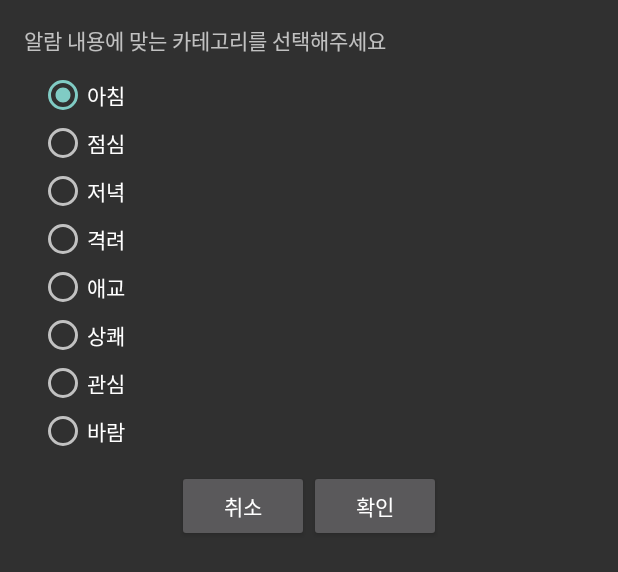
After one commit to drinkssu/YourVoiceAlarm, an Android app: the layout activity_alarm_setting.xml on its own in the app's theme, with its tools: preview values and no code run, on a phone screen of 412 x 824 dp. The commit adds this screen. Shown: the top 572 px of the screen. Run offline under Robolectric (Android 15) with nearby library versions, the phone set to English and light mode, and no system bars.

Commit message:
<진규&성민 merge>

```diff
--- a/app/src/main/java/com/drinkssu/yourvoicealarm/AlarmListDialog.java
+++ b/app/src/main/java/com/drinkssu/yourvoicealarm/AlarmListDialog.java
@@ -138,10 +138,11 @@ public class AlarmListDialog extends DialogFragment{
                 public void onClick(DialogInterface dialog, int id) {
                         state = 1;
                     File file = new File(Environment.getExternalStorageDirectory().getAbsolutePath() + "/Android/data/com.drinkssu.yourvoicealarm/YourVoiceAlarm/.alarm_user",fileName+".mp4");
+                    File file2 = new File(Environment.getExternalStorageDirectory().getAbsolutePath() + "/Android/data/com.drinkssu.yourvoicealarm/YourVoiceAlarm/.alarm_txt",fileName+".txt");
                    if( file.delete())
                    {
-
-                        Toast.makeText(getActivity(),"삭제성공",Toast.LENGTH_SHORT).show();
+                        file2.delete();
+                       Toast.makeText(getActivity(),"삭제완료",Toast.LENGTH_SHORT).show();
                        dismiss();
 
                    }
--- a/app/src/main/java/com/drinkssu/yourvoicealarm/CustomUIActivity.java
+++ b/app/src/main/java/com/drinkssu/yourvoicealarm/CustomUIActivity.java
@@ -11,6 +11,7 @@ import android.speech.SpeechRecognizer;
 import android.view.View;
 import android.widget.ImageView;
 import android.widget.ProgressBar;
+import android.widget.Toast;
 
 /**
  * Created by JinGyu on 2014-11-22.
@@ -90,7 +91,6 @@ public class CustomUIActivity extends Activity {
         //���� �ν� ��� ����
         @Override public void onResults(Bundle results) {
             mHandler.removeMessages(END);			//�ڵ鷯�� ���� �޽��� ����
-
             Intent i = new Intent();			//��� ��ȯ�� intent
             i.putExtras(results);				//��� ���
             setResult(RESULT_OK, i);		//��� ����
--- /dev/null
+++ b/app/src/main/res/layout/activity_alarm_setting.xml
@@ -0,0 +1,90 @@
+<LinearLayout xmlns:android="http://schemas.android.com/apk/res/android"
+    xmlns:tools="http://schemas.android.com/tools" android:layout_width="match_parent"
+    android:layout_height="match_parent" android:paddingLeft="@dimen/activity_horizontal_margin"
+    android:paddingRight="@dimen/activity_horizontal_margin"
+    android:paddingTop="@dimen/activity_vertical_margin"
+    android:paddingBottom="@dimen/activity_vertical_margin"
+    tools:context="com.drinkssu.yourvoicealarm.AlarmSetting"
+    android:orientation="vertical">
+    <TextView
+        android:layout_width="wrap_content"
+        android:layout_height="wrap_content"
+        android:text="알람 내용에 맞는 카테고리를 선택해주세요"/>
+
+    <RadioGroup
+        android:layout_width="wrap_content"
+        android:layout_height="wrap_content"
+        android:id="@+id/rgCategory"
+        android:layout_margin="10dp">
+
+        <RadioButton
+            android:layout_width="wrap_content"
+            android:layout_height="wrap_content"
+            android:text="아침"
+            android:checked="true"
+            android:id="@+id/r0"/>
+
+        <RadioButton
+            android:layout_width="wrap_content"
+            android:layout_height="wrap_content"
+            android:text="점심"
+            android:id="@+id/r1"/>
+
+        <RadioButton
+            android:layout_width="wrap_content"
+            android:layout_height="wrap_content"
+            android:text="저녁"
+            android:id="@+id/r2"/>
+
+        <RadioButton
+            android:layout_width="wrap_content"
+            android:layout_height="wrap_content"
+            android:text="격려"
+            android:id="@+id/r3"/>
+
+        <RadioButton
+            android:layout_width="wrap_content"
+            android:layout_height="wrap_content"
+            android:text="애교"
+            android:id="@+id/r4"/>
+
+        <RadioButton
+            android:layout_width="wrap_content"
+            android:layout_height="wrap_content"
+            android:text="상쾌"
+            android:id="@+id/r5"/>
+
+        <RadioButton
+            android:layout_width="wrap_content"
+            android:layout_height="wrap_content"
+            android:text="관심"
+            android:id="@+id/r6"/>
+
+        <RadioButton
+            android:layout_width="wrap_content"
+            android:layout_height="wrap_content"
+            android:text="바람"
+            android:id="@+id/r7"/>
+
+
+        </RadioGroup>
+
+    <LinearLayout
+        android:layout_gravity="center"
+        android:layout_width="wrap_content"
+        android:layout_height="wrap_content">
+
+        <Button
+            android:layout_width="wrap_content"
+            android:layout_height="wrap_content"
+            android:text="취소"
+            android:id="@+id/bCancel"/>
+        <Button
+            android:layout_width="wrap_content"
+            android:layout_height="wrap_content"
+            android:text="확인"
+            android:id="@+id/bOk"/>
+        </LinearLayout>
+
+
+</LinearLayout>
--- a/app/src/main/res/layout/activity_record_voice.xml
+++ b/app/src/main/res/layout/activity_record_voice.xml
@@ -12,7 +12,7 @@
         android:layout_height="wrap_content"
         android:layout_gravity="center"
         android:textColor="#FFFFFF"
-        android:text="알람 녹음"
+        android:text="알람 만들기"
         android:textSize="30dp"/>
     <ImageView
         android:layout_marginTop="20dp"
@@ -45,12 +45,12 @@
             android:layout_width="wrap_content"
             android:layout_height="wrap_content"
             android:id="@+id/bAlarmList"
-            android:text="리스트"
+            android:text="알람목록"
             />
         <Button
             android:layout_width="wrap_content"
             android:layout_height="wrap_content"
-            android:text="녹음"
+            android:text="알람만들기"
             android:id="@+id/bRecordVoice"
             />
         </GridLayout>
--- a/app/src/main/res/values/strings.xml
+++ b/app/src/main/res/values/strings.xml
@@ -8,5 +8,6 @@
     <string name="title_activity_create_alarm_activity">create_alarm_activity</string>
     <string name="title_activity_record_voice">RecordVoice</string>
     <string name="title_activity_input_alarm_name_dialog">InputAlarmNameDialog</string>
+    <string name="title_activity_alarm_setting">AlarmSetting</string>
 
 </resources>
```
Also changed, not shown: app/src/main/AndroidManifest.xml (+13 -4 lines), app/src/main/java/com/drinkssu/yourvoicealarm/AlarmSetting.java (added, +129 -0 lines), app/src/main/java/com/drinkssu/yourvoicealarm/DBAdapter.java (added, +118 -0 lines), app/src/main/java/com/drinkssu/yourvoicealarm/InputAlarmNameDialog.java (+57 -4 lines), app/src/main/java/com/drinkssu/yourvoicealarm/Main_alarm.java (+4 -4 lines), app/src/main/java/com/drinkssu/yourvoicealarm/RecordVoice.java (+30 -50 lines), app/src/main/res/menu/menu_alarm_setting.xml (added, +7 -0 lines), app/src/main/res/values/strings_activity_alarm_settings.xml (added, +61 -0 lines). Lines whose indentation alone changed are shown as unchanged.
